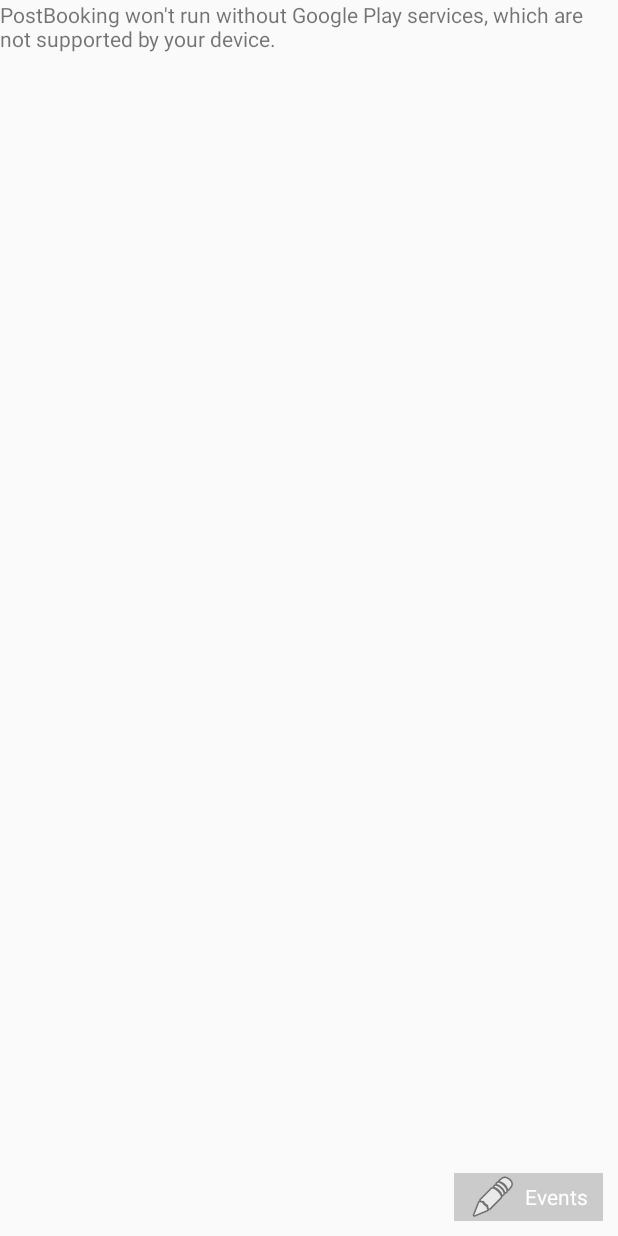
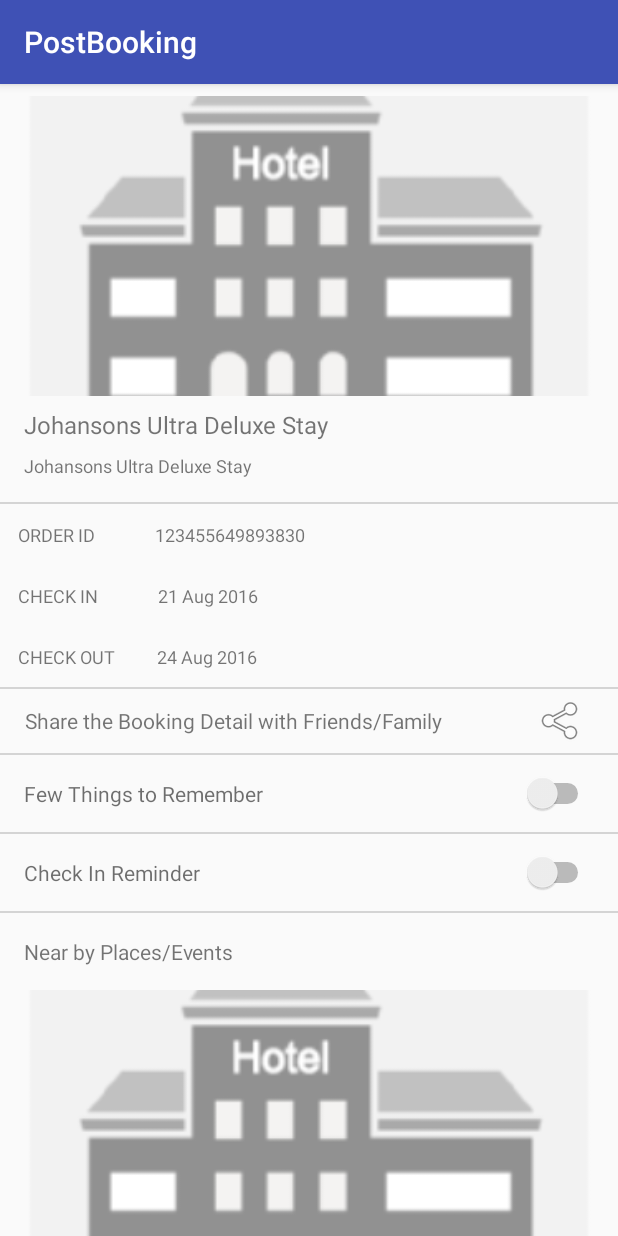
Before and after one commit to yeshwanth-reddy/hack09-android, an Android app: the screen it shows after launch (MapActivity before the commit, MainActivity after it), on a phone screen of 412 x 824 dp. Run offline under Robolectric (Android 15) with nearby library versions, the phone set to English and light mode, and no system bars; our stand-ins replace Picasso; pictures from the network do not load; 1 statement that could not run was skipped.

Commit message:
Booking detail page UI completed

```diff
--- a/app/src/main/java/com/stayzilla/postbooking/MainActivity.java
+++ b/app/src/main/java/com/stayzilla/postbooking/MainActivity.java
@@ -3,12 +3,13 @@ package com.stayzilla.postbooking;
 import android.content.Intent;
 import android.os.Bundle;
 import android.support.v7.app.AppCompatActivity;
+import android.view.View;
+import android.widget.ImageView;
 
 import com.google.gson.Gson;
+import com.squareup.picasso.Picasso;
 import com.stayzilla.postbooking.model.MyBooking;
 import com.stayzilla.postbooking.model.MyBookingsModel;
-import com.stayzilla.postbooking.model.PlacesModel;
-import com.stayzilla.postbooking.network.restclients.EventsAPIRestClient;
 import com.stayzilla.postbooking.network.restclients.MyBookingsAPIRestClient;
 
 import java.util.List;
@@ -22,9 +23,32 @@ public class MainActivity extends AppCompatActivity {
     @Override
     protected void onCreate(Bundle savedInstanceState) {
         super.onCreate(savedInstanceState);
-        setContentView(R.layout.activity_main);
+        setContentView(R.layout.activity_bookingdetail);
 
-        startActivity(new Intent(this, MapActivity.class));
+        ImageView imageView = (ImageView) findViewById(R.id.hotelImage);
+
+        Picasso.with(this)
+                .load("https://stay-imgs.stayzilla.com/resize/1200x800/89946/1124146.jpg")
+                .placeholder(R.drawable.ic_hotel_placeholder)
+                .error(R.drawable.ic_hotel_placeholder)
+                .into(imageView);
+
+        imageView = (ImageView) findViewById(R.id.locationImage);
+
+        Picasso.with(this)
+                .load("https://maps.googleapis.com/maps/api/staticmap?center=24.8366999,79.9213073&zoom=17&markers=color:pink%7Clabel:%7C24.8366999,79.9213073&size=800x400")
+                .placeholder(R.drawable.ic_hotel_placeholder)
+                .error(R.drawable.ic_hotel_placeholder)
+                .into(imageView);
+
+        imageView.setOnClickListener(new View.OnClickListener() {
+            @Override
+            public void onClick(View view) {
+                startActivity(new Intent(MainActivity.this, MapActivity.class));
+            }
+        });
+
+//        startActivity(new Intent(this, MapActivity.class));
 
 
 //        EventsAPIRestClient.getClient().getEvents("12","121").enqueue(new Callback<PlacesModel>() {
@@ -43,10 +67,9 @@ public class MainActivity extends AppCompatActivity {
             @Override
             public void onResponse(Call<MyBookingsModel> call, Response<MyBookingsModel> response) {
 
-                if(response.isSuccessful()) {
+                if (response.isSuccessful()) {
                     getBookings(response.body());
-                }
-                else{
+                } else {
                     getBookings(new MyBookingsModel());
                 }
 
@@ -61,12 +84,12 @@ public class MainActivity extends AppCompatActivity {
 
     }
 
-    public void getBookings(MyBookingsModel bookingsResponse){
+    public void getBookings(MyBookingsModel bookingsResponse) {
         List<MyBooking> myBookings = bookingsResponse.myBooking;
-        for (int i=0; i<myBookings.size(); i++ ) {
+        for (int i = 0; i < myBookings.size(); i++) {
             MyBooking myBooking = myBookings.get(i);
             String response = new Gson().toJson(myBooking);
-            System.out.println("Logging My Booking="+response);
+            System.out.println("Logging My Booking=" + response);
             System.out.println(myBooking.stay.location.lat);
         }
     }
--- /dev/null
+++ b/app/src/main/res/layout/activity_bookingdetail.xml
@@ -0,0 +1,241 @@
+<?xml version="1.0" encoding="utf-8"?>
+<RelativeLayout xmlns:android="http://schemas.android.com/apk/res/android"
+    android:layout_width="match_parent"
+    android:layout_height="match_parent">
+
+    <ScrollView
+        android:layout_width="match_parent"
+        android:layout_height="match_parent"
+        android:fillViewport="true">
+
+
+        <LinearLayout
+            android:layout_width="match_parent"
+            android:layout_height="wrap_content"
+            android:orientation="vertical">
+
+
+            <ImageView
+                android:id="@+id/hotelImage"
+                android:layout_width="match_parent"
+                android:layout_height="200dp"
+                android:layout_marginTop="8dp"
+                android:scaleType="centerCrop"
+                android:visibility="visible" />
+
+            <TextView
+                android:id="@+id/bm_guest_stayname"
+                android:layout_width="match_parent"
+                android:layout_height="wrap_content"
+                android:paddingLeft="16dp"
+                android:paddingRight="16dp"
+                android:paddingTop="8dp"
+                android:text="Johansons Ultra Deluxe Stay"
+                android:textSize="16sp" />
+
+            <TextView
+                android:id="@+id/bm_guest_stayaddress"
+                android:layout_width="match_parent"
+                android:layout_height="wrap_content"
+                android:layout_marginBottom="16dp"
+                android:layout_marginTop="8dp"
+                android:paddingLeft="16dp"
+                android:paddingRight="16dp"
+                android:text="Johansons Ultra Deluxe Stay"
+                android:textSize="12sp" />
+
+
+            <View
+                android:layout_width="match_parent"
+                android:layout_height="1dp"
+                android:background="#27000000" />
+
+            <RelativeLayout
+                android:layout_width="match_parent"
+                android:layout_height="wrap_content">
+
+                <TextView
+                    android:id="@+id/bm_guest_orderId_textview"
+                    android:layout_width="wrap_content"
+                    android:layout_height="wrap_content"
+                    android:gravity="left|center"
+                    android:padding="12dp"
+                    android:text="ORDER ID"
+                    android:textSize="12sp" />
+
+                <TextView
+                    android:id="@+id/bm_guest_orderId"
+                    android:layout_width="wrap_content"
+                    android:layout_height="wrap_content"
+                    android:layout_marginLeft="16dp"
+                    android:layout_toRightOf="@+id/bm_guest_orderId_textview"
+                    android:gravity="left|center"
+                    android:padding="12dp"
+                    android:text="123455649893830"
+                    android:textSize="12sp" />
+
+            </RelativeLayout>
+
+            <RelativeLayout
+                android:layout_width="match_parent"
+                android:layout_height="wrap_content">
+
+                <TextView
+                    android:id="@+id/bm_guest_checkin_textview"
+                    android:layout_width="wrap_content"
+                    android:layout_height="wrap_content"
+                    android:gravity="left|center"
+                    android:padding="12dp"
+                    android:text="CHECK IN"
+                    android:textSize="12sp" />
+
+                <TextView
+                    android:id="@+id/bm_guest_checkin"
+                    android:layout_width="wrap_content"
+                    android:layout_height="wrap_content"
+                    android:layout_marginLeft="16dp"
+                    android:layout_toRightOf="@+id/bm_guest_checkin_textview"
+                    android:gravity="left|center"
+                    android:padding="12dp"
+                    android:text="21 Aug 2016"
+                    android:textSize="12sp" />
+
+            </RelativeLayout>
+
+            <RelativeLayout
+                android:layout_width="match_parent"
+                android:layout_height="wrap_content">
+
+                <TextView
+                    android:id="@+id/bm_guest_checkout_textview"
+                    android:layout_width="wrap_content"
+                    android:layout_height="wrap_content"
+                    android:gravity="left|center"
+                    android:padding="12dp"
+                    android:text="CHECK OUT"
+                    android:textSize="12sp" />
+
+                <TextView
+                    android:id="@+id/bm_guest_checkout"
+                    android:layout_width="wrap_content"
+                    android:layout_height="wrap_content"
+                    android:layout_marginLeft="4dp"
+                    android:layout_toRightOf="@+id/bm_guest_checkout_textview"
+                    android:gravity="left|center"
+                    android:padding="12dp"
+                    android:text="24 Aug 2016"
+                    android:textSize="12sp" />
+
+            </RelativeLayout>
+
+            <View
+                android:layout_width="match_parent"
+                android:layout_height="1dp"
+                android:background="#27000000" />
+
+            <TextView
+                android:layout_width="match_parent"
+                android:layout_height="wrap_content"
+                android:layout_marginLeft="11dp"
+                android:layout_marginRight="16dp"
+                android:drawablePadding="10dp"
+                android:drawableRight="@android:drawable/ic_menu_share"
+                android:gravity="center|left"
+                android:padding="5dp"
+                android:text="Share the Booking Detail with Friends/Family" />
+
+            <View
+                android:layout_width="match_parent"
+                android:layout_height="1dp"
+                android:background="#27000000" />
+
+            <Switch
+                android:id="@+id/switch2"
+                android:layout_width="match_parent"
+                android:layout_height="wrap_content"
+                android:padding="16dp"
+                android:text="Few Things to Remember"
+                android:textColor="#90000000" />
+
+            <View
+                android:layout_width="match_parent"
+                android:layout_height="1dp"
+                android:background="#27000000" />
+
+            <Switch
+                android:id="@+id/switch1"
+                android:layout_width="match_parent"
+                android:layout_height="wrap_content"
+                android:padding="16dp"
+                android:text="Check In Reminder"
+                android:textColor="#90000000" />
+
+            <View
+                android:layout_width="match_parent"
+                android:layout_height="1dp"
+                android:background="#27000000" />
+
+            <TextView
+                android:layout_width="match_parent"
+                android:layout_height="wrap_content"
+                android:gravity="center|left"
+                android:padding="16dp"
+                android:text="Near by Places/Events" />
+
+            <ImageView
+                android:id="@+id/locationImage"
+                android:layout_width="match_parent"
+                android:layout_height="200dp"
+                android:scaleType="centerCrop"
+                android:visibility="visible" />
+
+            <View
+                android:layout_width="match_parent"
+                android:layout_marginTop="5dp"
+                android:layout_height="1dp"
+                android:background="#27000000" />
+
+            <TextView
+                android:layout_width="match_parent"
+                android:layout_height="wrap_content"
+                android:gravity="center|left"
+                android:padding="16dp"
+                android:text="Friends Who Stay Here" />
+
+            <View
+                android:layout_width="match_parent"
+                android:layout_height="1dp"
+                android:background="#27000000" />
+
+            <LinearLayout
+                android:layout_width="match_parent"
+                android:layout_height="wrap_content"
+                android:gravity="center"
+                android:padding="10dp">
+
+                <TextView
+                    android:id="@+id/bm_guest_call_stayzilla_textview"
+                    android:layout_width="wrap_content"
+                    android:layout_height="wrap_content"
+                    android:drawableTop="@android:drawable/ic_menu_call"
+                    android:gravity="center"
+                    android:text="Contact Us"
+                    android:textSize="14sp" />
+
+                <TextView
+                    android:layout_width="wrap_content"
+                    android:layout_height="wrap_content"
+                    android:layout_marginLeft="40dp"
+                    android:drawableTop="@android:drawable/ic_menu_close_clear_cancel"
+                    android:gravity="center"
+                    android:text="Cancel\nBooking"
+                    android:textSize="14sp" />
+
+            </LinearLayout>
+
+
+        </LinearLayout>
+
+    </ScrollView>
+
+</RelativeLayout>
```
Also changed, not shown: app/src/main/res/drawable/ic_hotel_placeholder.png (added).
